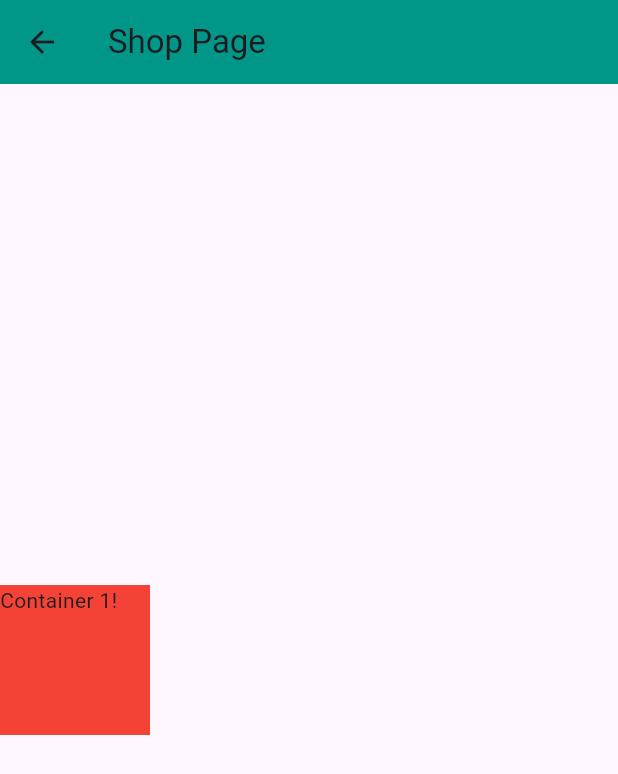
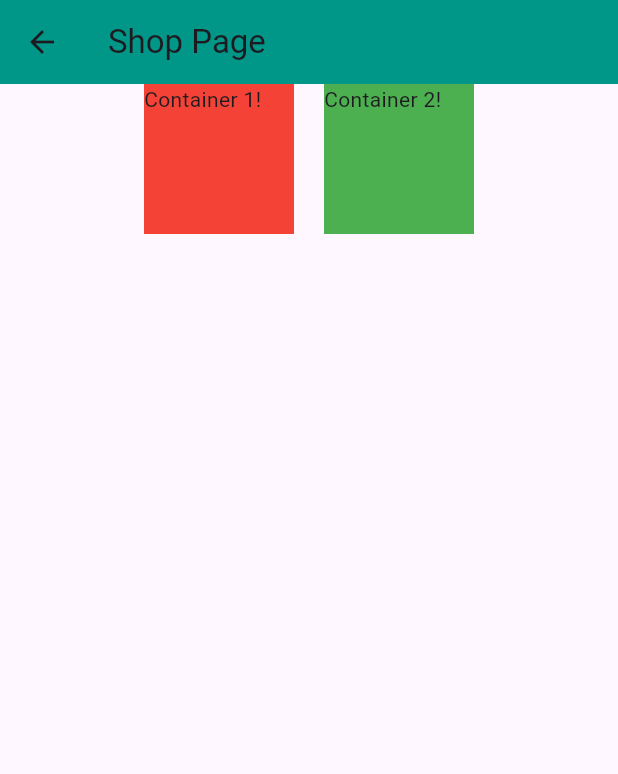
Before and after one commit to yashwanths814/PharmaCart, a Flutter app: the ShopPage screen opened by its route, on a phone screen of 412 x 824 dp. Shown: the top 774 px of the screen. Run offline on Flutter 3.47's test engine with Material 3 defaults, Android fonts, the phone set to English and light mode, and no system bars.

```diff
--- a/PharmaCart/lib/shop_page.dart
+++ b/PharmaCart/lib/shop_page.dart
@@ -11,7 +11,24 @@ class ShopPage extends StatelessWidget {
         backgroundColor: Colors.teal,
       ),
       body: SafeArea(
-        child: Column(
+        // child: Column(
+        //   mainAxisAlignment: MainAxisAlignment.center,
+        //   children: [
+        //     Container(
+        //       width: 100.0,
+        //       height: 100.0,
+        //       color: Colors.red,
+        //       child: Text("Container 1!"),
+        //     ),
+        //     Container(
+        //       width: 100.0,
+        //       height: 100.0,
+        //       color: Colors.green,
+        //       child: Text("Container 2!"),
+        //     ),
+        //   ],
+        // ),
+        child: Row(
           mainAxisAlignment: MainAxisAlignment.center,
           children: [
             Container(
@@ -19,6 +36,13 @@ class ShopPage extends StatelessWidget {
               height: 100.0,
               color: Colors.red,
               child: Text("Container 1!"),
+            ),
+            SizedBox(width: 20.0),
+            Container(
+              width: 100.0,
+              height: 100.0,
+              color: Colors.green,
+              child: Text("Container 2!"),
             ),
           ],
         ),
```
